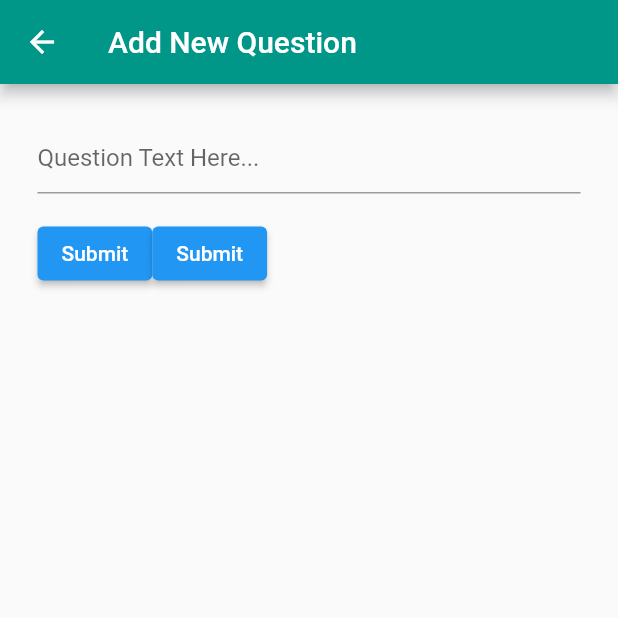
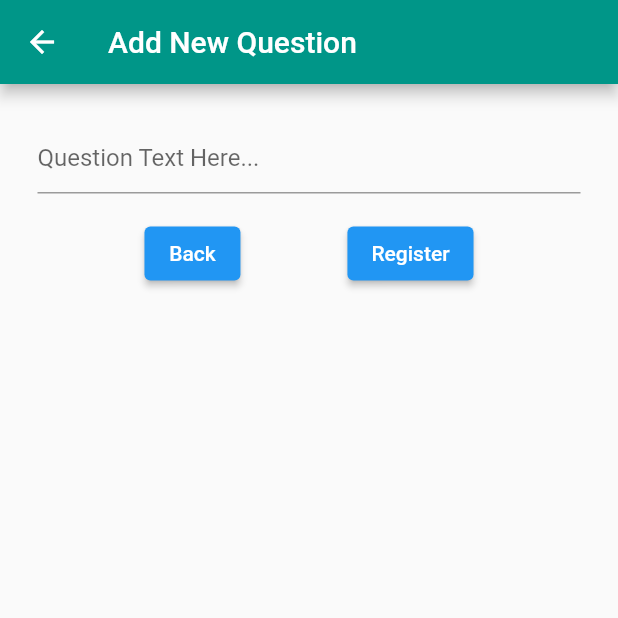
Before and after one commit to JobInterviewPractice/job_interview_practice, a Flutter app: the QuestionAddPage screen opened by its route, on a phone screen of 412 x 824 dp, the top half of it. Run offline on Flutter 3.47's test engine with Material 2 defaults, Android fonts, the light colour scheme and no system bars; our stand-ins replace bloc, camera, chewie, cloud_firestore, dartz, equatable and 10 more; accounts and stored records are empty; generated files the repository leaves out were written again.

```diff
--- a/lib/feature/question/presentation/pages/question_add_page.dart
+++ b/lib/feature/question/presentation/pages/question_add_page.dart
@@ -32,26 +32,17 @@ class QuestionAddPage extends StatelessWidget {
                   Padding(
                     padding: const EdgeInsets.symmetric(vertical: 16.0),
                     child: Row(
+                      mainAxisAlignment: MainAxisAlignment.spaceEvenly,
                       children: [
                         ElevatedButton(
                           onPressed: () {
-                            // Validate will return true if the form is valid, or false if
-                            // the form is invalid.
-                            if (_formKey.currentState.validate()) {
-                              // Process data.
-                            }
+                            Navigator.pop(context);
                           },
-                          child: Text('Submit'),
+                          child: Text('Back'),
                         ),
                         ElevatedButton(
-                          onPressed: () {
-                            // Validate will return true if the form is valid, or false if
-                            // the form is invalid.
-                            if (_formKey.currentState.validate()) {
-                              // Process data.
-                            }
-                          },
-                          child: Text('Submit'),
+                          onPressed: () {},
+                          child: Text('Register'),
                         ),
                       ],
                     ),
```
